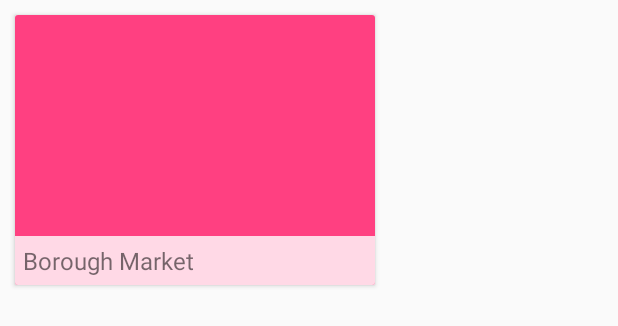
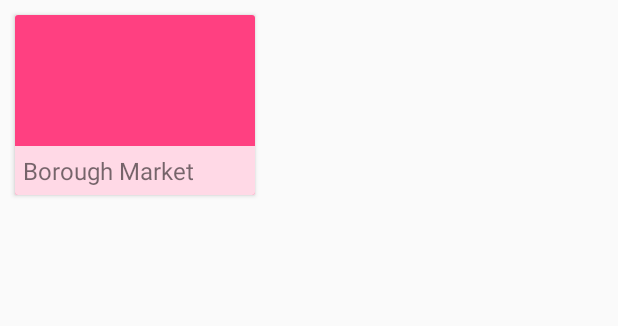
Before and after one commit to Yannshu/London-Food-Markets, an Android app: the layout item_food_market.xml on its own in the app's theme, with its tools: preview values and no code run, on a phone screen of 412 x 824 dp. Shown: the top 326 px of the screen. Run offline under Robolectric (Android 15) with nearby library versions, the phone set to English and light mode, and no system bars.

Commit message:
Change food market recycler view items size.

```diff
--- a/app/src/main/res/values/dimens.xml
+++ b/app/src/main/res/values/dimens.xml
@@ -6,10 +6,10 @@
     <dimen name="food_market_content_drawable_padding">10dp</dimen>
     <dimen name="food_market_description_spacing">10dp</dimen>
 
-    <dimen name="food_market_recycler_view_height">200dp</dimen>
+    <dimen name="food_market_recycler_view_height">140dp</dimen>
 
-    <dimen name="food_market_recycler_view_item_width">240dp</dimen>
-    <dimen name="food_market_recycler_view_item_height">180dp</dimen>
+    <dimen name="food_market_recycler_view_item_width">160dp</dimen>
+    <dimen name="food_market_recycler_view_item_height">120dp</dimen>
     <dimen name="food_market_recycler_view_item_name_padding">5dp</dimen>
     <dimen name="food_market_recycler_view_item_padding">10dp</dimen>
 
```
